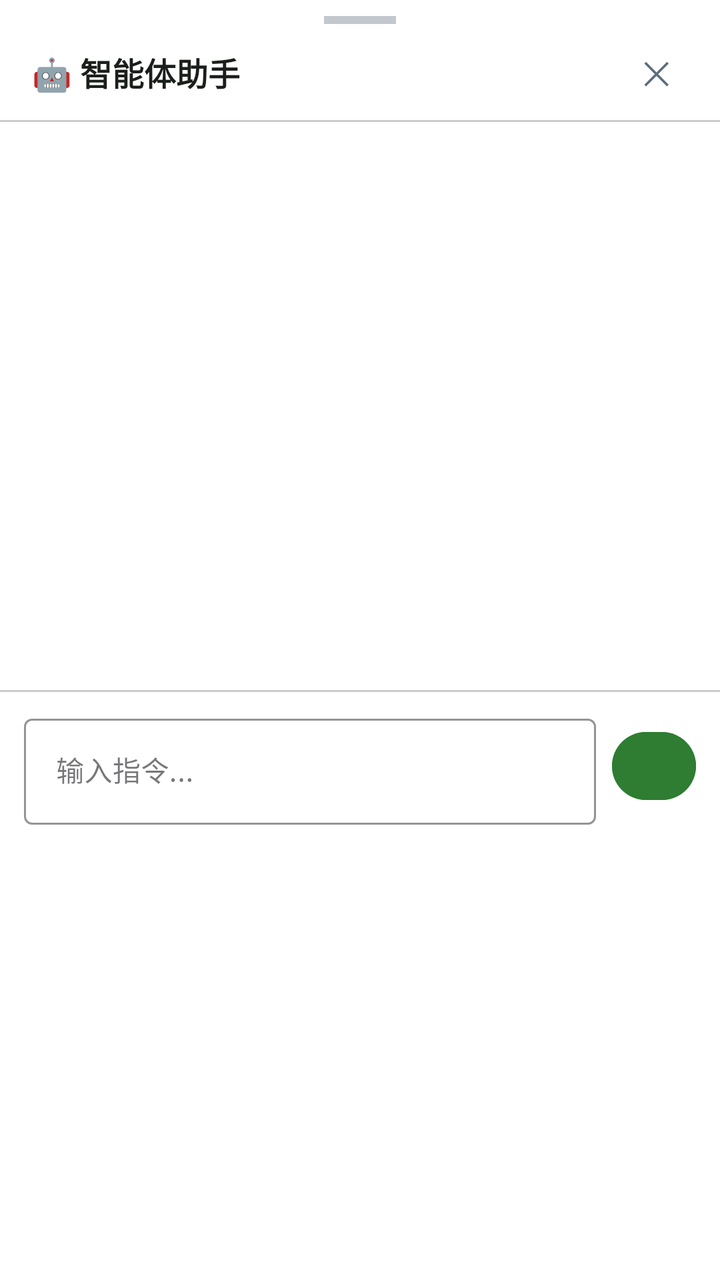
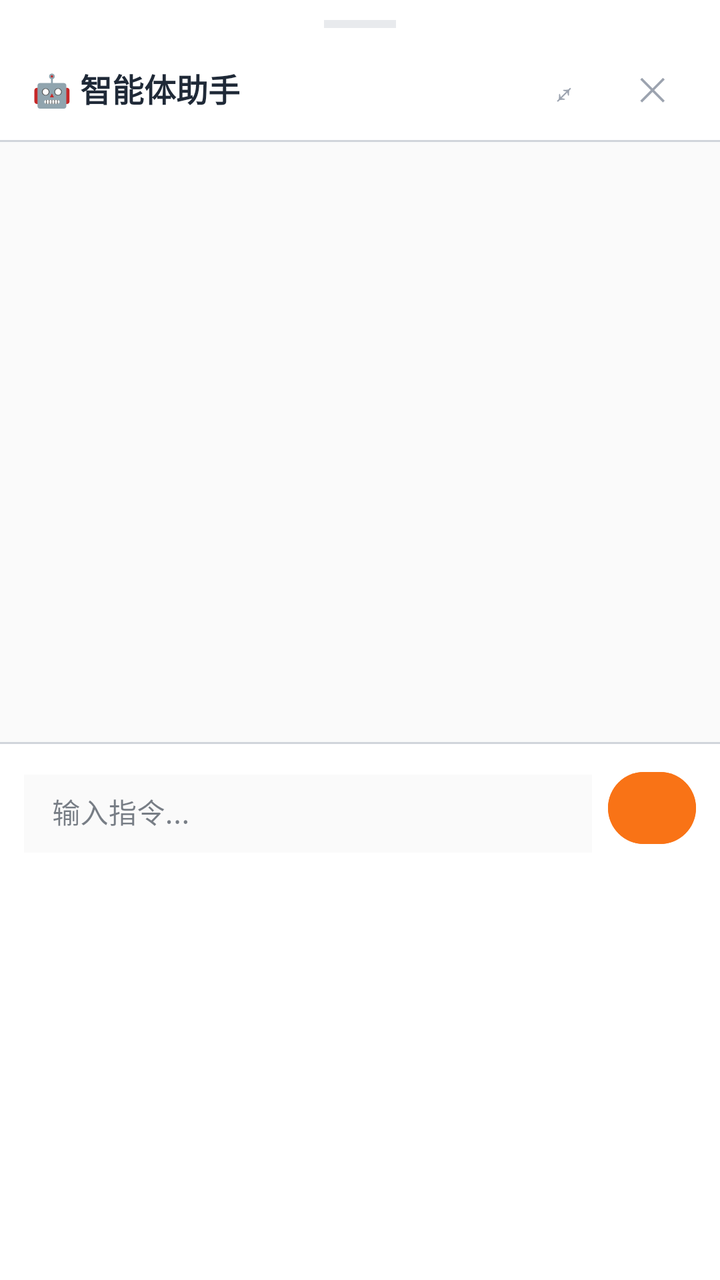

Before-and-after screenshots of an Android layout around one commit, followed by the original layout XML and the change that was made.
<!-- AndroidManifest.xml: application theme Theme.ClothingSI -->
<!-- res/layout/fragment_agent_bottom_sheet.xml -->
<?xml version="1.0" encoding="utf-8"?>
<LinearLayout xmlns:android="http://schemas.android.com/apk/res/android"
    xmlns:app="http://schemas.android.com/apk/res-auto"
    android:layout_width="match_parent"
    android:layout_height="wrap_content"
    android:orientation="vertical"
    android:background="@color/surface"
    android:paddingTop="0dp">

    
    <View android:layout_width="36dp" android:layout_height="4dp"
        android:layout_gravity="center" android:layout_marginTop="8dp"
        android:background="@color/text_light" android:alpha="0.6" />

    
    <RelativeLayout android:layout_width="match_parent" android:layout_height="48dp"
        android:paddingHorizontal="16dp">
        <TextView android:layout_width="wrap_content" android:layout_height="wrap_content"
            android:text="🤖 智能体助手" android:textSize="16dp" android:textStyle="bold"
            android:textColor="@color/text_primary" android:layout_centerVertical="true" />
        <LinearLayout android:layout_width="wrap_content" android:layout_height="wrap_content"
            android:orientation="horizontal"
            android:layout_alignParentEnd="true" android:layout_centerVertical="true">
            <TextView android:id="@+id/btn_sheet_close"
                android:layout_width="32dp" android:layout_height="32dp"
                android:text="✕" android:textSize="16dp" android:textColor="@color/text_secondary"
                android:gravity="center" android:clickable="true" android:focusable="true"
                android:layout_marginStart="4dp" />
        </LinearLayout>
    </RelativeLayout>

    <View android:layout_width="match_parent" android:layout_height="1dp" android:background="@color/border" />

    
    <ScrollView android:id="@+id/scroll_sheet_chat"
        android:layout_width="match_parent" android:layout_height="280dp"
        android:padding="12dp" android:paddingBottom="0dp">
        <LinearLayout android:id="@+id/chat_sheet_container"
            android:layout_width="match_parent" android:layout_height="wrap_content"
            android:orientation="vertical" />
    </ScrollView>

    <View android:layout_width="match_parent" android:layout_height="1dp" android:background="@color/border"
        android:layout_marginTop="4dp" />

    
    <LinearLayout android:layout_width="match_parent" android:layout_height="wrap_content"
        android:orientation="horizontal" android:gravity="center_vertical"
        android:background="@color/surface" android:paddingHorizontal="12dp"
        android:paddingVertical="8dp">
        <com.google.android.material.textfield.TextInputLayout
            android:layout_width="0dp" android:layout_height="wrap_content"
            android:layout_weight="1"
            style="@style/Widget.MaterialComponents.TextInputLayout.OutlinedBox"
            app:boxStrokeColor="@color/border" app:boxStrokeWidth="1dp"
            android:hint="输入指令...">
            <com.google.android.material.textfield.TextInputEditText
                android:id="@+id/et_sheet_input"
                android:layout_width="match_parent" android:layout_height="wrap_content"
                android:inputType="text"
                android:maxLines="1"
                android:textSize="14dp" />
        </com.google.android.material.textfield.TextInputLayout>
        <com.google.android.material.button.MaterialButton
            android:id="@+id/btn_sheet_send"
            android:layout_width="42dp" android:layout_height="42dp"
            android:text="➤" android:textSize="16dp"
            app:cornerRadius="18dp"
            android:backgroundTint="@color/primary" android:textColor="@color/white"
            android:layout_marginStart="8dp" />
    </LinearLayout>

</LinearLayout>
<!-- resources referenced by this layout -->
<resources>
  <color name="border">#C8CCC8</color>
  <color name="primary">#2E7D32</color>
  <color name="surface">#FFFFFF</color>
  <color name="text_light">#9CA3AF</color>
  <color name="text_primary">#1B1F1B</color>
  <color name="text_secondary">#5D6D7E</color>
  <color name="white">#FFFFFF</color>
  <style name="Theme.ClothingSI" parent="Theme.Material3.Light.NoActionBar">
          <item name="colorPrimary">@color/primary</item>
          <item name="colorPrimaryDark">@color/primary_dark</item>
          <item name="colorAccent">@color/accent</item>
          <item name="android:statusBarColor">@android:color/transparent</item>
          <item name="android:navigationBarColor">@color/white</item>
          
          <item name="android:windowLightStatusBar">true</item>
          
          <item name="android:fontFamily">sans-serif</item>
          <item name="android:textViewStyle">@style/TextView.Base</item>
      </style>
  <color name="primary_dark">#1B5E20</color>
  <color name="accent">#66BB6A</color>
  <style name="TextView.Base" parent="android:Widget.TextView">
          <item name="android:fontFamily">sans-serif</item>
      </style>
</resources>

<!-- the commit's change to res/layout/fragment_agent_bottom_sheet.xml (unified diff, before → after) -->
@@ -4,69 +4,138 @@
     android:layout_width="match_parent"
     android:layout_height="wrap_content"
     android:orientation="vertical"
-    android:background="@color/surface"
+    android:background="@color/md_surface"
     android:paddingTop="0dp">
 
     
-    <View android:layout_width="36dp" android:layout_height="4dp"
-        android:layout_gravity="center" android:layout_marginTop="8dp"
-        android:background="@color/text_light" android:alpha="0.6" />
+    <View
+        android:layout_width="36dp"
+        android:layout_height="4dp"
+        android:layout_gravity="center"
+        android:layout_marginTop="10dp"
+        android:layout_marginBottom="4dp"
+        android:background="@color/md_outline_variant"
+        android:alpha="0.5" />
 
     
-    <RelativeLayout android:layout_width="match_parent" android:layout_height="48dp"
+    <LinearLayout
+        android:layout_width="match_parent"
+        android:layout_height="52dp"
+        android:orientation="horizontal"
+        android:gravity="center_vertical"
         android:paddingHorizontal="16dp">
-        <TextView android:layout_width="wrap_content" android:layout_height="wrap_content"
-            android:text="🤖 智能体助手" android:textSize="16dp" android:textStyle="bold"
-            android:textColor="@color/text_primary" android:layout_centerVertical="true" />
-        <LinearLayout android:layout_width="wrap_content" android:layout_height="wrap_content"
-            android:orientation="horizontal"
-            android:layout_alignParentEnd="true" android:layout_centerVertical="true">
-            <TextView android:id="@+id/btn_sheet_close"
-                android:layout_width="32dp" android:layout_height="32dp"
-                android:text="✕" android:textSize="16dp" android:textColor="@color/text_secondary"
-                android:gravity="center" android:clickable="true" android:focusable="true"
-                android:layout_marginStart="4dp" />
+
+        <TextView
+            android:layout_width="0dp"
+            android:layout_height="wrap_content"
+            android:layout_weight="1"
+            android:text="🤖 智能体助手"
+            android:textSize="16sp"
+            android:textStyle="bold"
+            android:textColor="@color/md_on_surface" />
+
+        <LinearLayout
+            android:layout_width="wrap_content"
+            android:layout_height="wrap_content"
+            android:orientation="horizontal">
+
+            <TextView
+                android:id="@+id/btn_sheet_fullscreen"
+                android:layout_width="36dp"
+                android:layout_height="36dp"
+                android:text="⤢"
+                android:textSize="16sp"
+                android:textColor="@color/md_on_surface_variant"
+                android:gravity="center"
+                android:clickable="true"
+                android:focusable="true"
+                android:background="@drawable/circle_bg"
+                android:layout_marginEnd="8dp" />
+
+            <TextView
+                android:id="@+id/btn_sheet_close"
+                android:layout_width="36dp"
+                android:layout_height="36dp"
+                android:text="✕"
+                android:textSize="16sp"
+                android:textColor="@color/md_on_surface_variant"
+                android:gravity="center"
+                android:clickable="true"
+                android:focusable="true"
+                android:background="@drawable/circle_bg" />
         </LinearLayout>
-    </RelativeLayout>
+    </LinearLayout>
 
-    <View android:layout_width="match_parent" android:layout_height="1dp" android:background="@color/border" />
+    <View
+        android:layout_width="match_parent"
+        android:layout_height="1dp"
+        android:background="@color/md_outline_variant" />
 
     
-    <ScrollView android:id="@+id/scroll_sheet_chat"
-        android:layout_width="match_parent" android:layout_height="280dp"
-        android:padding="12dp" android:paddingBottom="0dp">
-        <LinearLayout android:id="@+id/chat_sheet_container"
-            android:layout_width="match_parent" android:layout_height="wrap_content"
+    <ScrollView
+        android:id="@+id/scroll_sheet_chat"
+        android:layout_width="match_parent"
+        android:layout_height="300dp"
+        android:padding="12dp"
+        android:paddingBottom="4dp"
+        android:background="@color/md_surface_container_low">
+
+        <LinearLayout
+            android:id="@+id/chat_sheet_container"
+            android:layout_width="match_parent"
+            android:layout_height="wrap_content"
             android:orientation="vertical" />
     </ScrollView>
 
-    <View android:layout_width="match_parent" android:layout_height="1dp" android:background="@color/border"
-        android:layout_marginTop="4dp" />
+    <View
+        android:layout_width="match_parent"
+        android:layout_height="1dp"
+        android:background="@color/md_outline_variant" />
 
     
-    <LinearLayout android:layout_width="match_parent" android:layout_height="wrap_content"
-        android:orientation="horizontal" android:gravity="center_vertical"
-        android:background="@color/surface" android:paddingHorizontal="12dp"
-        android:paddingVertical="8dp">
+    <LinearLayout
+        android:layout_width="match_parent"
+        android:layout_height="wrap_content"
+        android:orientation="horizontal"
+        android:gravity="center_vertical"
+        android:background="@color/md_surface"
+        android:paddingHorizontal="12dp"
+        android:paddingVertical="10dp">
+
         <com.google.android.material.textfield.TextInputLayout
-            android:layout_width="0dp" android:layout_height="wrap_content"
+            android:layout_width="0dp"
+            android:layout_height="wrap_content"
             android:layout_weight="1"
             style="@style/Widget.MaterialComponents.TextInputLayout.OutlinedBox"
-            app:boxStrokeColor="@color/border" app:boxStrokeWidth="1dp"
+            app:boxCornerRadiusTopEnd="24dp"
+            app:boxCornerRadiusTopStart="24dp"
+            app:boxCornerRadiusBottomEnd="24dp"
+            app:boxCornerRadiusBottomStart="24dp"
+            app:boxStrokeColor="@color/md_outline"
+            app:boxStrokeWidth="1dp"
             android:hint="输入指令...">
+
             <com.google.android.material.textfield.TextInputEditText
                 android:id="@+id/et_sheet_input"
-                android:layout_width="match_parent" android:layout_height="wrap_content"
+                android:layout_width="match_parent"
+                android:layout_height="wrap_content"
                 android:inputType="text"
                 android:maxLines="1"
-                android:textSize="14dp" />
+                android:textSize="14sp"
+                android:background="@color/md_surface_container_low"
+                android:paddingVertical="10dp"
+                android:paddingHorizontal="14dp" />
         </com.google.android.material.textfield.TextInputLayout>
+
         <com.google.android.material.button.MaterialButton
             android:id="@+id/btn_sheet_send"
-            android:layout_width="42dp" android:layout_height="42dp"
-            android:text="➤" android:textSize="16dp"
-            app:cornerRadius="18dp"
-            android:backgroundTint="@color/primary" android:textColor="@color/white"
+            android:layout_width="44dp"
+            android:layout_height="44dp"
+            android:text="➤"
+            android:textSize="16sp"
+            app:cornerRadius="22dp"
+            android:backgroundTint="@color/md_primary"
+            android:textColor="@color/md_on_primary"
             android:layout_marginStart="8dp" />
     </LinearLayout>
 
<!-- resource entries referenced after the edit -->
@@ -1,26 +1,62 @@
 <!-- resources referenced by this layout -->
 <resources>
-  <color name="border">#C8CCC8</color>
-  <color name="primary">#2E7D32</color>
-  <color name="surface">#FFFFFF</color>
-  <color name="text_light">#9CA3AF</color>
-  <color name="text_primary">#1B1F1B</color>
-  <color name="text_secondary">#5D6D7E</color>
-  <color name="white">#FFFFFF</color>
+  <color name="md_on_primary">#FFFFFF</color>
+  <color name="md_on_surface">#1F2937</color>
+  <color name="md_on_surface_variant">#9CA3AF</color>
+  <color name="md_outline">#9CA3AF</color>
+  <color name="md_outline_variant">#D1D5DB</color>
+  <color name="md_primary">#F97316</color>
+  <color name="md_surface">#FFFFFF</color>
+  <color name="md_surface_container_low">#FAFAFA</color>
+  <!-- drawable circle_bg (drawable) -->
+  <?xml version="1.0" encoding="utf-8"?>
+  <shape xmlns:android="http://schemas.android.com/apk/res/android" android:shape="oval">
+      <solid android:color="#26FFFFFF" />
+  </shape>
   <style name="Theme.ClothingSI" parent="Theme.Material3.Light.NoActionBar">
-          <item name="colorPrimary">@color/primary</item>
-          <item name="colorPrimaryDark">@color/primary_dark</item>
-          <item name="colorAccent">@color/accent</item>
+          
+          <item name="colorPrimary">@color/md_primary</item>
+          <item name="colorOnPrimary">@color/md_on_primary</item>
+          <item name="colorPrimaryContainer">@color/md_primary_container</item>
+          <item name="colorOnPrimaryContainer">@color/md_on_primary_container</item>
+  
+          
+          <item name="colorSecondary">@color/md_secondary</item>
+          <item name="colorOnSecondary">@color/md_on_secondary</item>
+          <item name="colorSecondaryContainer">@color/md_secondary_container</item>
+          <item name="colorOnSecondaryContainer">@color/md_on_secondary_container</item>
+  
+          
+          <item name="android:colorBackground">@color/md_surface_container_low</item>
+          <item name="colorSurface">@color/md_surface</item>
+          <item name="colorOnSurface">@color/md_on_surface</item>
+          <item name="colorOnSurfaceVariant">@color/md_on_surface_variant</item>
+  
+          
+          <item name="colorOutline">@color/md_outline</item>
+          <item name="colorOutlineVariant">@color/md_outline_variant</item>
+  
+          
+          <item name="colorError">@color/md_error</item>
+          <item name="colorOnError">@color/md_on_error</item>
+  
+          
           <item name="android:statusBarColor">@android:color/transparent</item>
-          <item name="android:navigationBarColor">@color/white</item>
-          
+          <item name="android:navigationBarColor">@color/md_surface</item>
           <item name="android:windowLightStatusBar">true</item>
+  
           
           <item name="android:fontFamily">sans-serif</item>
           <item name="android:textViewStyle">@style/TextView.Base</item>
       </style>
-  <color name="primary_dark">#1B5E20</color>
-  <color name="accent">#66BB6A</color>
+  <color name="md_primary_container">#FFF7ED</color>
+  <color name="md_on_primary_container">#5C3D00</color>
+  <color name="md_secondary">#2563EB</color>
+  <color name="md_on_secondary">#FFFFFF</color>
+  <color name="md_secondary_container">#DBEAFE</color>
+  <color name="md_on_secondary_container">#001A3E</color>
+  <color name="md_error">#EF4444</color>
+  <color name="md_on_error">#FFFFFF</color>
   <style name="TextView.Base" parent="android:Widget.TextView">
           <item name="android:fontFamily">sans-serif</item>
       </style>
